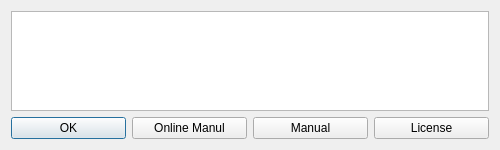
Qt form ui/helpbox.ui (berndhs/notably) before a commit.
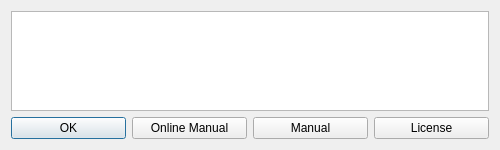
The same form after that commit. Icons and pictures are not drawn.

```diff
--- a/ui/helpbox.ui
+++ b/ui/helpbox.ui
@@ -39,7 +39,7 @@
      <item>
       <widget class="QPushButton" name="onlineButton">
        <property name="text">
-        <string>Online Manul</string>
+        <string>Online Manual</string>
        </property>
       </widget>
      </item>
```
